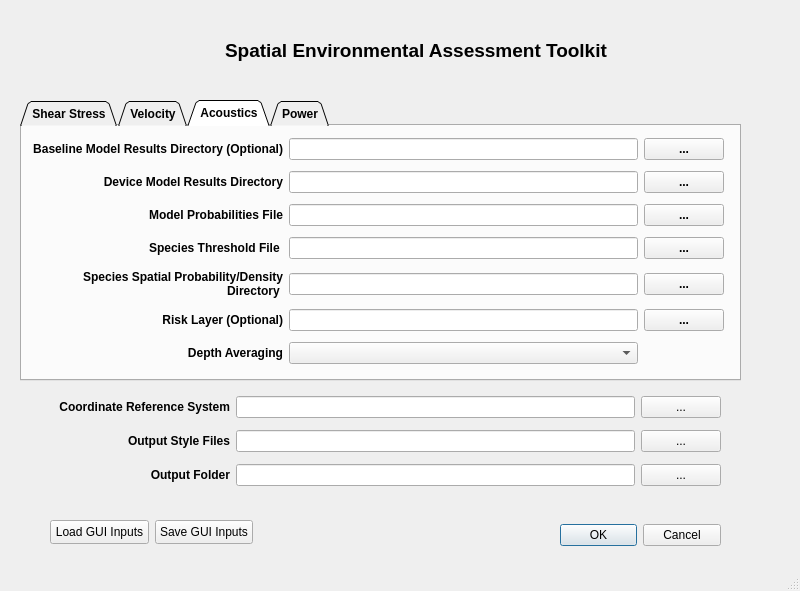
Before: the Qt Designer form seat/stressor_receptor_calc_dialog_base.ui in sandialabs/seat-qgis-plugin, drawn with Qt 5.
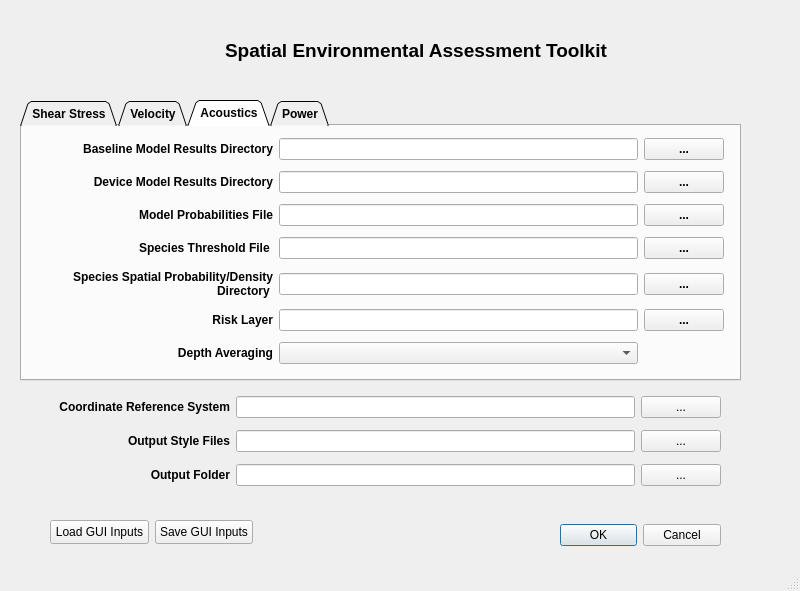
After: the same form once the commit is applied. The open tabs and pages were chosen to show the change. Icons and pictures are not drawn.

Commit message: moved optional to tooltips

What changed in the file:
```diff
--- a/seat/stressor_receptor_calc_dialog_base.ui
+++ b/seat/stressor_receptor_calc_dialog_base.ui
@@ -681,7 +681,7 @@
          <string>&lt;html&gt;&lt;head/&gt;&lt;body&gt;&lt;p&gt;&lt;span style=&quot; font-weight:400;&quot;&gt;Select directory containing model simulations (.nc files) without MEC (marine energy converters).&lt;/span&gt;&lt;/p&gt;&lt;/body&gt;&lt;/html&gt;</string>
         </property>
         <property name="text">
-         <string>&lt;html&gt;&lt;head/&gt;&lt;body&gt;&lt;p align=&quot;right&quot;&gt;&lt;span style=&quot; font-weight:600;&quot;&gt;Baseline Model Results Directory (Optional)&lt;/span&gt;&lt;/p&gt;&lt;/body&gt;&lt;/html&gt;</string>
+         <string>&lt;html&gt;&lt;head/&gt;&lt;body&gt;&lt;p align=&quot;right&quot;&gt;Baseline Model Results Directory&lt;/p&gt;&lt;/body&gt;&lt;/html&gt;</string>
         </property>
        </widget>
       </item>
@@ -860,7 +860,7 @@
          <string>&lt;html&gt;&lt;head/&gt;&lt;body&gt;&lt;p&gt;&lt;span style=&quot; font-weight:400;&quot;&gt;Select risk layer file&lt;/span&gt;&lt;/p&gt;&lt;/body&gt;&lt;/html&gt;</string>
         </property>
         <property name="text">
-         <string>&lt;html&gt;&lt;head/&gt;&lt;body&gt;&lt;p align=&quot;right&quot;&gt;&lt;span style=&quot; font-weight:600;&quot;&gt; Risk Layer (Optional)&lt;/span&gt;&lt;/p&gt;&lt;/body&gt;&lt;/html&gt;</string>
+         <string>&lt;html&gt;&lt;head/&gt;&lt;body&gt;&lt;p align=&quot;right&quot;&gt;Risk Layer&lt;/p&gt;&lt;/body&gt;&lt;/html&gt;</string>
         </property>
        </widget>
       </item>
```
Left out of the diff: 22 changed lines with no effect on the pictures.
